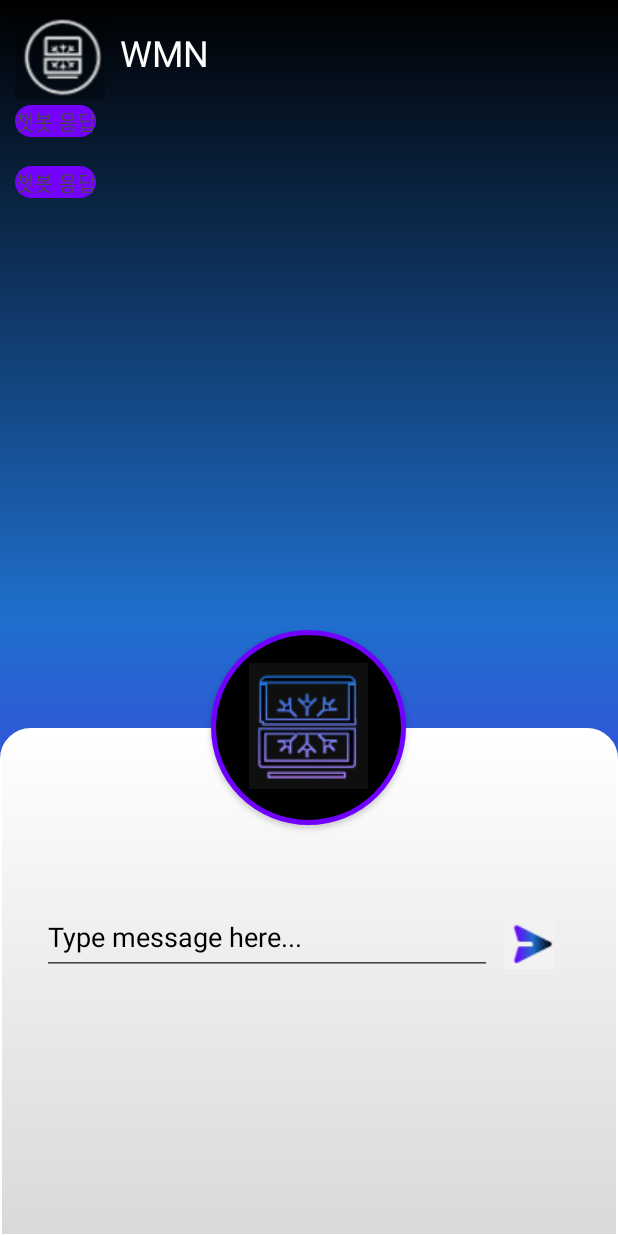
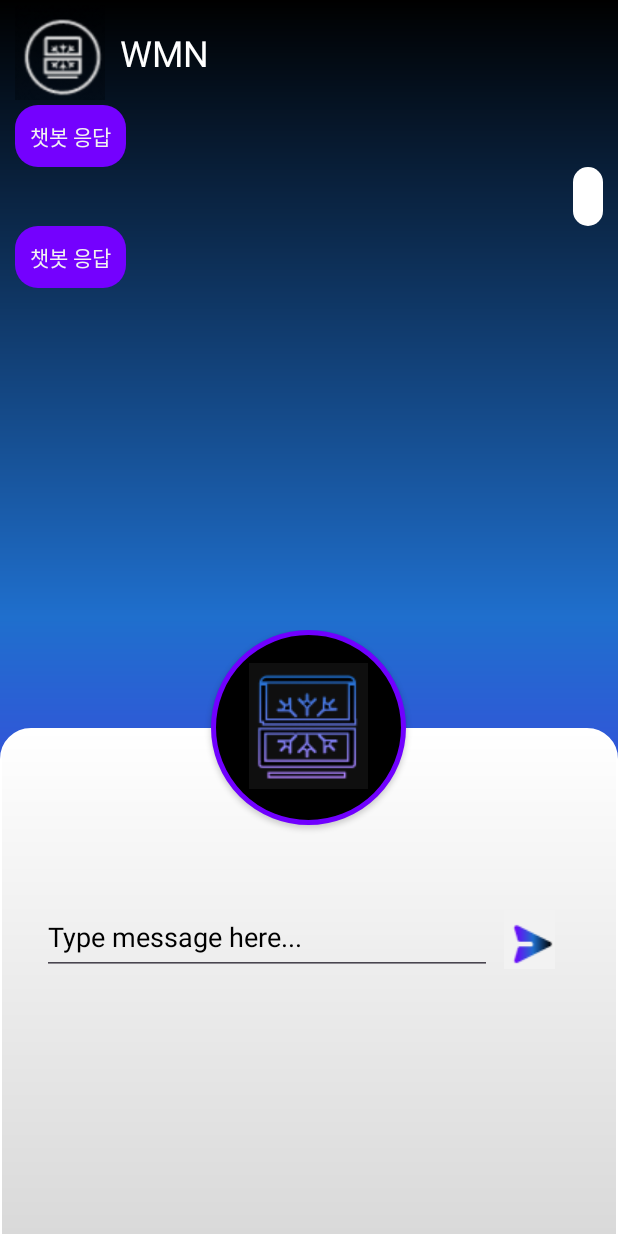
Before and after one commit to TeamDanSok/WMNClient-Android-, an Android app: the ChatActivity screen opened directly, with no data from a screen before it, after a tap on an icon or button, on a phone screen of 412 x 824 dp. Run offline under Robolectric (Android 15) with nearby library versions, the light colour scheme and no system bars; 1 statement that could not run was skipped.

Commit message:
채팅레이아웃

```diff
--- a/app/src/main/res/layout/bot_chat_message.xml
+++ b/app/src/main/res/layout/bot_chat_message.xml
@@ -6,14 +6,17 @@
     android:layout_width="match_parent"
     android:layout_height="wrap_content"
     android:layout_marginLeft="10dp">
-
     <TextView
         android:id="@+id/txt_message"
         android:layout_width="wrap_content"
         android:layout_height="wrap_content"
         android:autoLink="web"
         android:background="@drawable/bot_chat_background"
+        android:linksClickable="true"
+        android:padding="10dp"
+        android:text="안녕하세요."
+        android:textColor="@color/bot_chat_font_color"
+        app:layout_constraintBottom_toBottomOf="parent"
         app:layout_constraintStart_toStartOf="parent"
         app:layout_constraintTop_toTopOf="parent"/>
-
 </androidx.constraintlayout.widget.ConstraintLayout>
--- a/app/src/main/res/layout/user_chat_message.xml
+++ b/app/src/main/res/layout/user_chat_message.xml
@@ -12,8 +12,11 @@
         android:layout_marginEnd="10dp"
         android:autoLink="web"
         android:background="@drawable/user_chat_background"
+        android:linksClickable="true"
+        android:padding="10dp"
+        android:text="안녕하세요."
         android:textColor="@color/user_chat_font_color"
         app:layout_constraintBottom_toBottomOf="parent"
-        app:layout_constraintEnd_toEndOf="parent"/>
-
+        app:layout_constraintEnd_toEndOf="parent"
+        app:layout_constraintTop_toTopOf="parent"/>
 </androidx.constraintlayout.widget.ConstraintLayout>
```
